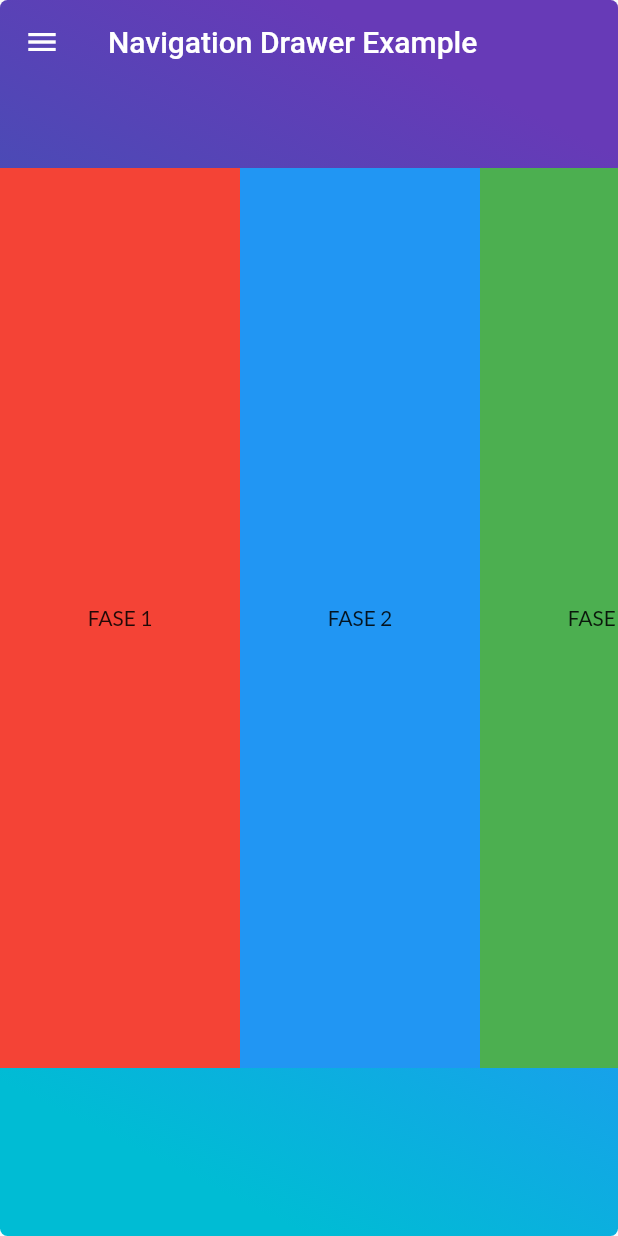
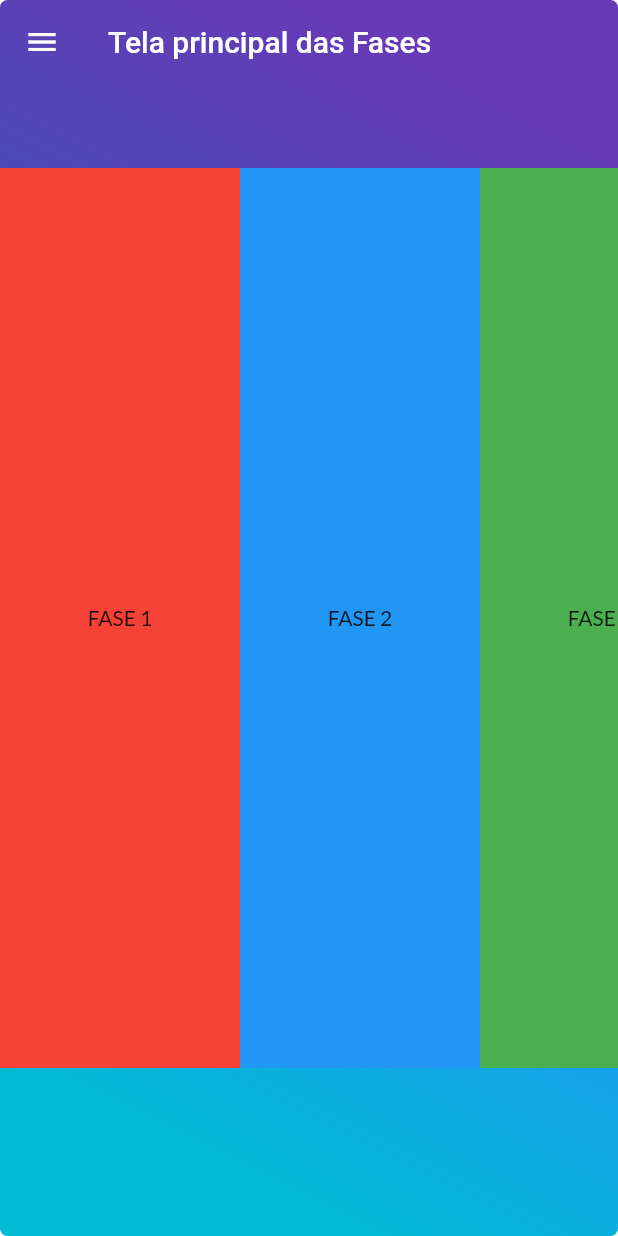
Before and after one commit to PeMatias/OcaViva, a Flutter app: the HomePage screen opened directly, on a phone screen of 412 x 824 dp. Run offline on Flutter 3.47's test engine with Material 2 defaults, Android fonts, the phone set to English and light mode, and no system bars; our stand-ins replace google_fonts.

Commit message:
Ajustes na tela principal

```diff
--- a/lib/src/HomePage.dart
+++ b/lib/src/HomePage.dart
@@ -24,6 +24,8 @@ class _HomePageState extends State<HomePage> {
         applicationIcon: Icon(Icons.adb),
         icon: Icon(Icons.info));
 
+
+
     ListTile getNavItem(var icon, String s, String routeName) {
       return ListTile(
         leading: Icon(icon),
@@ -49,6 +51,8 @@ class _HomePageState extends State<HomePage> {
 
     ListView listView = ListView(children: myNavChildren);
 
+
+
     return Drawer(
       child: listView,
     );
@@ -61,7 +65,7 @@ class _HomePageState extends State<HomePage> {
       appBar: AppBar(
         backgroundColor: Colors.transparent,
         elevation: 0.0,
-        title: Text("Navigation Drawer Example"),
+        title: Text("Tela principal das Fases"),
       ),
       extendBodyBehindAppBar: true,
       body: Stack(
```
Lines whose indentation alone changed are shown as unchanged.
